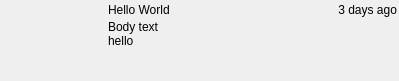
shotgunsoftware/tk-multi-shotgunpanel, file resources/list_item_widget.ui: the form before one commit.
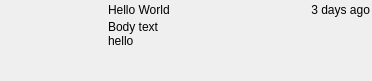
The form after the commit. Icons and pictures are not drawn.

Commit message: tweaks to list item headers

The edit to the form file:
```diff
--- a/resources/list_item_widget.ui
+++ b/resources/list_item_widget.ui
@@ -6,7 +6,7 @@
    <rect>
     <x>0</x>
     <y>0</y>
-    <width>399</width>
+    <width>372</width>
     <height>81</height>
    </rect>
   </property>
@@ -77,41 +77,23 @@
         <item>
          <layout class="QHBoxLayout" name="horizontalLayout">
           <property name="spacing">
-           <number>0</number>
+           <number>5</number>
           </property>
           <item>
            <widget class="QLabel" name="top_left">
-            <property name="sizePolicy">
-             <sizepolicy hsizetype="Preferred" vsizetype="Fixed">
-              <horstretch>0</horstretch>
-              <verstretch>0</verstretch>
-             </sizepolicy>
-            </property>
             <property name="text">
              <string>Hello World</string>
             </property>
-            <property name="wordWrap">
-             <bool>true</bool>
-            </property>
            </widget>
           </item>
           <item>
            <widget class="QLabel" name="top_right">
-            <property name="sizePolicy">
-             <sizepolicy hsizetype="Preferred" vsizetype="Fixed">
-              <horstretch>0</horstretch>
-              <verstretch>0</verstretch>
-             </sizepolicy>
-            </property>
             <property name="text">
              <string>3 days ago</string>
             </property>
             <property name="alignment">
              <set>Qt::AlignRight|Qt::AlignTrailing|Qt::AlignVCenter</set>
             </property>
-            <property name="wordWrap">
-             <bool>true</bool>
-            </property>
            </widget>
           </item>
          </layout>
```
The commit also changes 1 other file.
